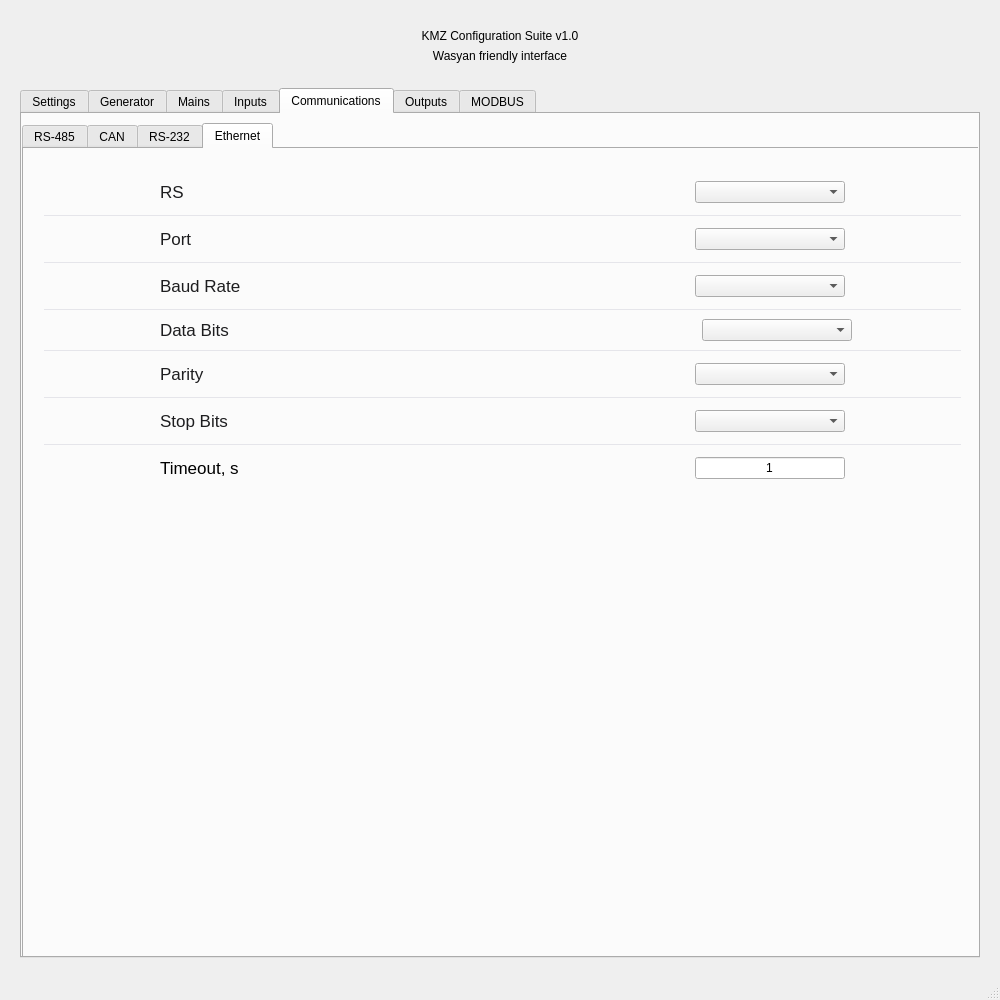
Before: the Qt Designer form app2/mainwindow.ui in Millyvolt/qt_cursor_app_2, drawn with Qt 5.
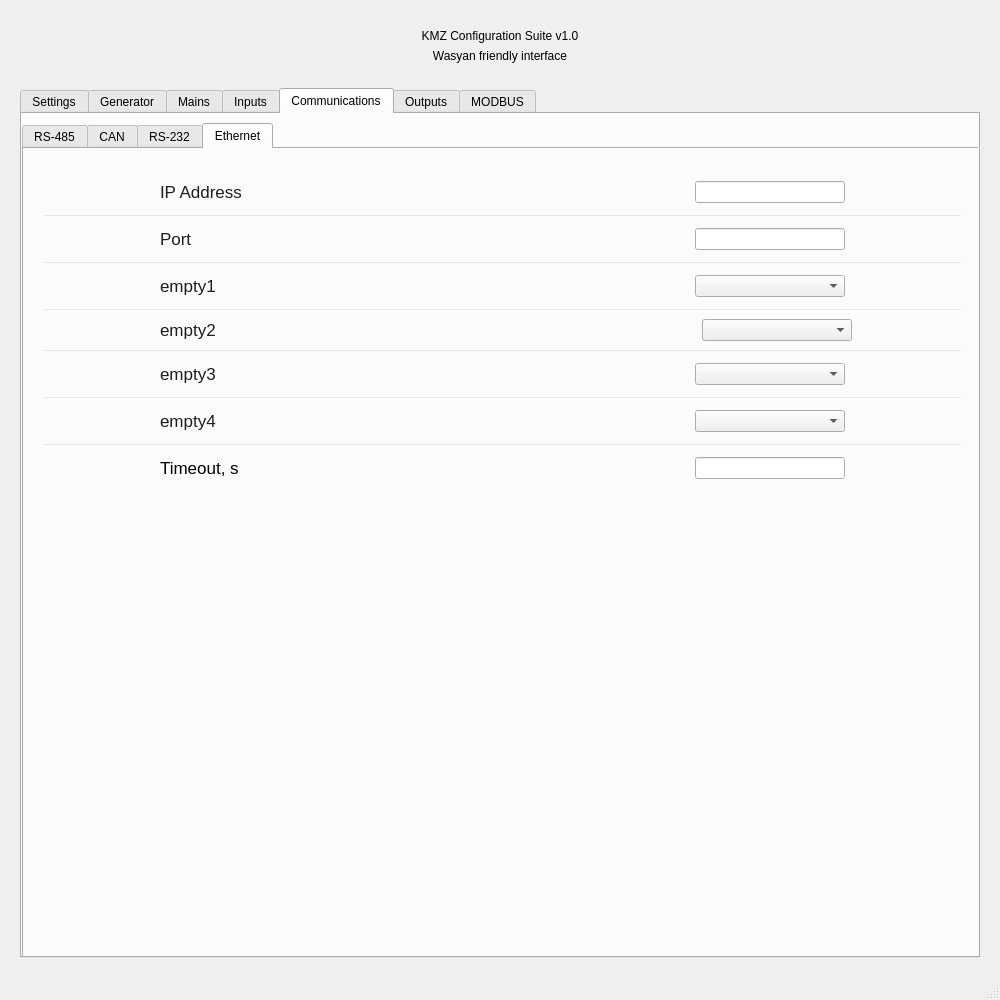
After: the same form once the commit is applied.

Commit message: Ethernet tab done for now

What changed in the file:
```diff
--- a/app2/mainwindow.ui
+++ b/app2/mainwindow.ui
@@ -2717,7 +2717,7 @@
                    <string>font-size: 17px; color: #1d1d1f;</string>
                   </property>
                   <property name="text">
-                   <string>RS</string>
+                   <string>IP Address</string>
                   </property>
                  </widget>
                 </item>
@@ -2735,7 +2735,7 @@
                  </spacer>
                 </item>
                 <item>
-                 <widget class="QComboBox" name="comboBox_ethernet_IP">
+                 <widget class="QLineEdit" name="lineEdit_eth_IP">
                   <property name="sizePolicy">
                    <sizepolicy hsizetype="Fixed" vsizetype="Fixed">
                     <horstretch>0</horstretch>
@@ -2748,14 +2748,11 @@
                     <height>0</height>
                    </size>
                   </property>
-                  <property name="styleSheet">
-                   <string notr="true"/>
-                  </property>
-                  <property name="currentText">
+                  <property name="text">
                    <string/>
                   </property>
-                  <property name="frame">
-                   <bool>true</bool>
+                  <property name="alignment">
+                   <set>Qt::AlignCenter</set>
                   </property>
                  </widget>
                 </item>
@@ -2846,7 +2843,7 @@
                  </spacer>
                 </item>
                 <item>
-                 <widget class="QComboBox" name="comboBox_ethernet_Port">
+                 <widget class="QLineEdit" name="lineEdit_eth_Port">
                   <property name="sizePolicy">
                    <sizepolicy hsizetype="Fixed" vsizetype="Fixed">
                     <horstretch>0</horstretch>
@@ -2859,11 +2856,8 @@
                     <height>0</height>
                    </size>
                   </property>
-                  <property name="styleSheet">
-                   <string notr="true"/>
-                  </property>
-                  <property name="currentText">
-                   <string/>
+                  <property name="alignment">
+                   <set>Qt::AlignCenter</set>
                   </property>
                  </widget>
                 </item>
@@ -2936,7 +2930,7 @@
                    <string>font-size: 17px; color: #1d1d1f;</string>
                   </property>
                   <property name="text">
-                   <string>Baud Rate</string>
+                   <string>empty1</string>
                   </property>
                  </widget>
                 </item>
@@ -3035,7 +3029,7 @@
                    <string>font-size: 17px; color: #1d1d1f;</string>
                   </property>
                   <property name="text">
-                   <string>Data Bits</string>
+                   <string>empty2</string>
                   </property>
                  </widget>
                 </item>
@@ -3143,7 +3137,7 @@
                    <string>font-size: 17px; color: #1d1d1f;</string>
                   </property>
                   <property name="text">
-                   <string>Parity</string>
+                   <string>empty3</string>
                   </property>
                  </widget>
                 </item>
@@ -3251,7 +3245,7 @@
                    <string>font-size: 17px; color: #1d1d1f;</string>
                   </property>
                   <property name="text">
-                   <string>Stop Bits</string>
+                   <string>empty4</string>
                   </property>
                  </widget>
                 </item>
@@ -3391,7 +3385,7 @@
                    </size>
                   </property>
                   <property name="text">
-                   <string>1</string>
+                   <string/>
                   </property>
                   <property name="alignment">
                    <set>Qt::AlignCenter</set>
```
Left out of the diff: 2 changed lines with no effect on the pictures. The commit also changes 5 other files.
